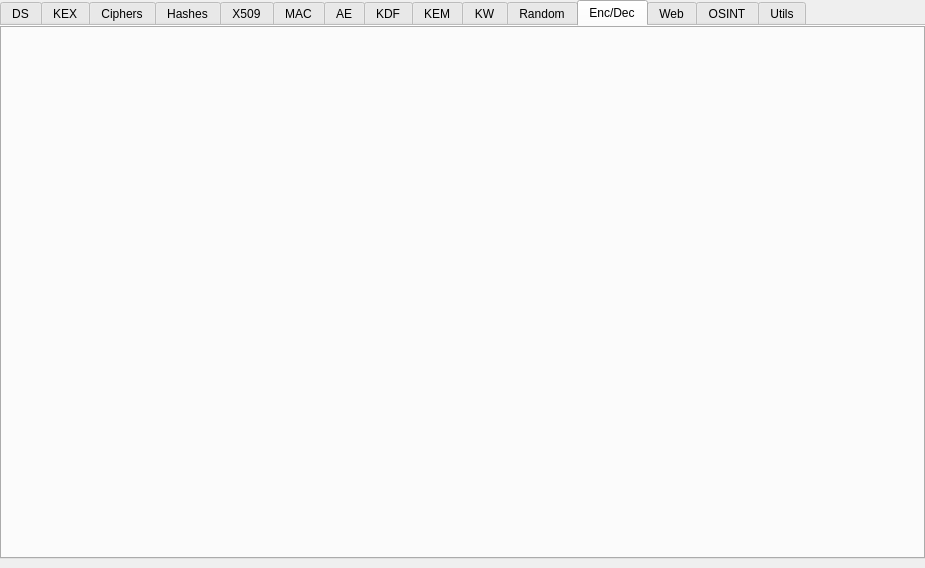
caffedrine/CryptoPocketKnife, file ui/MainWidget.ui: the form before one commit.
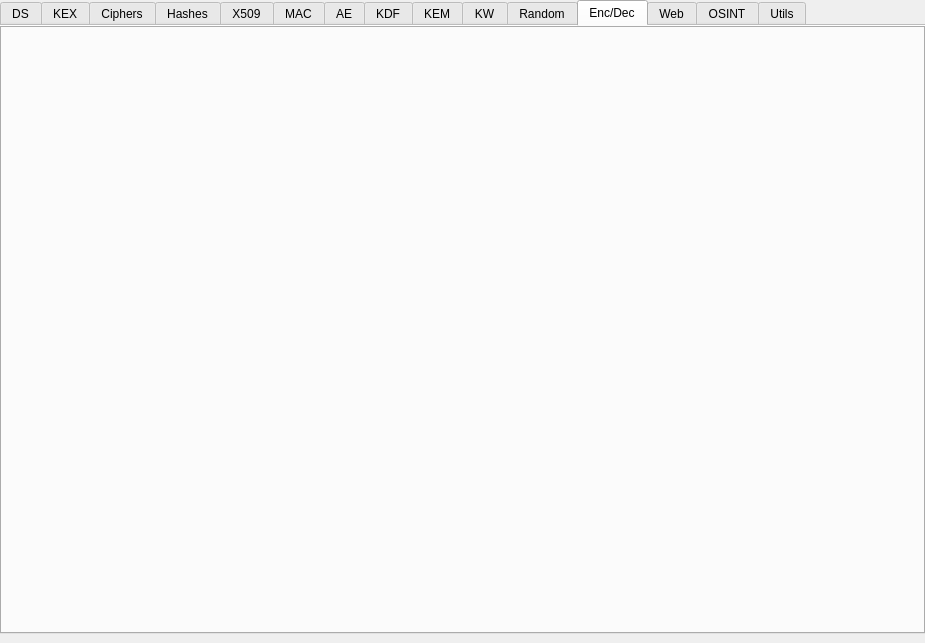
The form after the commit. Icons and pictures are not drawn. Custom widgets are drawn as their Qt base class.

```diff
--- a/ui/MainWidget.ui
+++ b/ui/MainWidget.ui
@@ -7,7 +7,7 @@
     <x>0</x>
     <y>0</y>
     <width>925</width>
-    <height>568</height>
+    <height>643</height>
    </rect>
   </property>
   <property name="sizePolicy">
```
